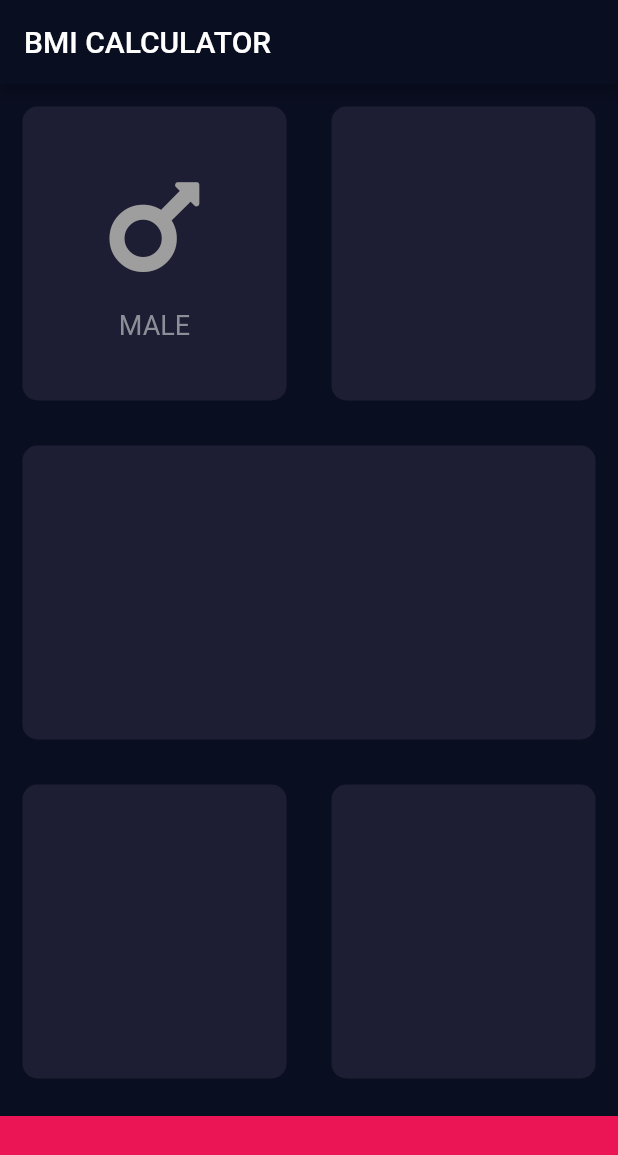
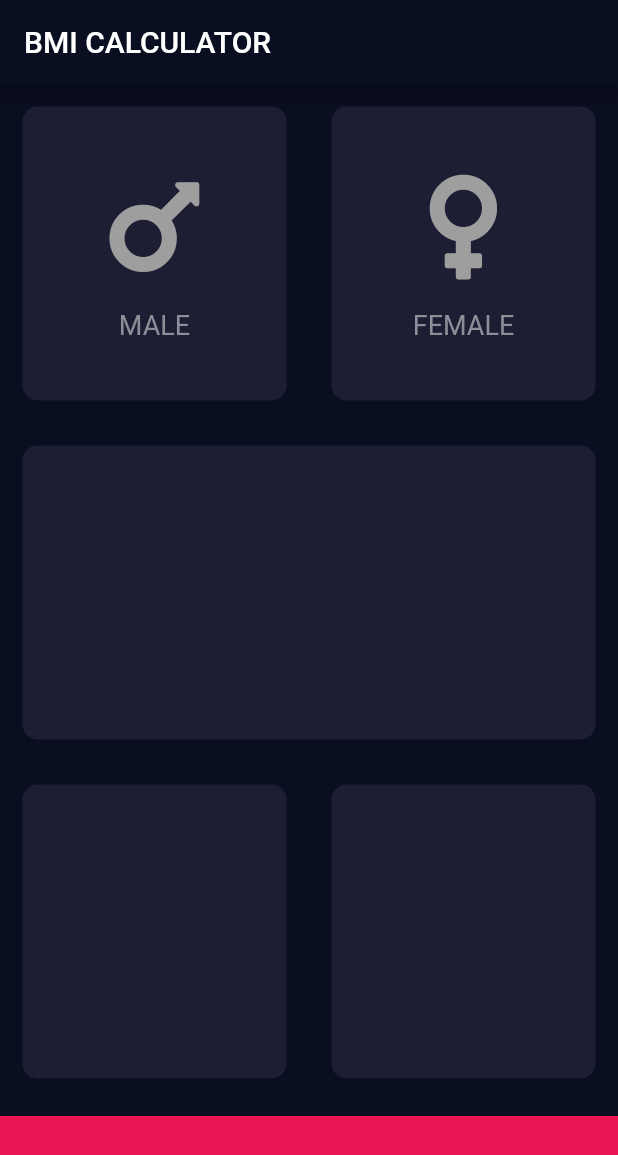
Before and after one commit to nonbeing/bmi-calculator-flutter, a Flutter app: the screen it shows after launch, on a phone screen of 412 x 824 dp. Shown: the top 1155 px of the screen. Run offline on Flutter 3.47's test engine with Material 2 defaults, Android fonts, the phone set to English and light mode, and no system bars; our stand-ins replace font_awesome_flutter.

```diff
--- a/lib/input_page.dart
+++ b/lib/input_page.dart
@@ -1,5 +1,7 @@
 import 'package:flutter/material.dart';
 import 'package:font_awesome_flutter/font_awesome_flutter.dart';
+import 'top_card.dart';
+import 'reusable_card.dart';
 
 const bottomContainerHeight = 80.0;
 const activeCardColor = Color(0xFF1d1e33);
@@ -24,29 +26,17 @@ class _InputPageState extends State<InputPage> {
               children: <Widget>[
                 ReusableCard(
                   cardColor: activeCardColor,
-                  cardChild: Column(
-                    mainAxisAlignment: MainAxisAlignment.center,
-                    children: <Widget>[
-                      Icon(
-                        FontAwesomeIcons.mars,
-                        size: 80.0,
-                        color: Colors.grey,
-                      ),
-                      SizedBox(
-                        height: 15.0,
-                      ),
-                      Text(
-                        'MALE',
-                        style: TextStyle(
-                          fontSize: 18.0,
-                          color: Color(0xFF8d8e98),
-                        ),
-                      ),
-                    ],
+                  cardChild: new TopCard(
+                    iconName: FontAwesomeIcons.mars,
+                    cardText: 'MALE',
                   ),
                 ),
                 ReusableCard(
                   cardColor: activeCardColor,
+                  cardChild: new TopCard(
+                    iconName: FontAwesomeIcons.venus,
+                    cardText: 'FEMALE',
+                  ),
                 ),
               ],
             ),
@@ -82,24 +72,3 @@ class _InputPageState extends State<InputPage> {
     );
   }
 }
-
-class ReusableCard extends StatelessWidget {
-  final Color cardColor;
-  final Widget cardChild;
-
-  ReusableCard({@required this.cardColor, this.cardChild});
-
-  @override
-  Widget build(BuildContext context) {
-    return Expanded(
-      child: Container(
-        child: cardChild,
-        decoration: BoxDecoration(
-          borderRadius: BorderRadius.circular(10.0),
-          color: cardColor,
-        ),
-        margin: EdgeInsets.all(15.0),
-      ),
-    );
-  }
-}
--- /dev/null
+++ b/lib/reusable_card.dart
@@ -0,0 +1,22 @@
+import 'package:flutter/material.dart';
+
+class ReusableCard extends StatelessWidget {
+  final Color cardColor;
+  final Widget cardChild;
+
+  ReusableCard({@required this.cardColor, this.cardChild});
+
+  @override
+  Widget build(BuildContext context) {
+    return Expanded(
+      child: Container(
+        child: cardChild,
+        margin: EdgeInsets.all(15.0),
+        decoration: BoxDecoration(
+          borderRadius: BorderRadius.circular(10.0),
+          color: cardColor,
+        ),
+      ),
+    );
+  }
+}
--- /dev/null
+++ b/lib/top_card.dart
@@ -0,0 +1,35 @@
+import 'package:flutter/material.dart';
+
+const textColor = Color(0xFF8d8e98);
+
+const labelTextStyle = TextStyle(
+  fontSize: 18.0,
+  color: textColor,
+);
+
+class TopCard extends StatelessWidget {
+  final IconData iconName;
+  final String cardText;
+  const TopCard({this.iconName, this.cardText});
+
+  @override
+  Widget build(BuildContext context) {
+    return Column(
+      mainAxisAlignment: MainAxisAlignment.center,
+      children: <Widget>[
+        Icon(
+          iconName,
+          size: 80.0,
+          color: Colors.grey,
+        ),
+        SizedBox(
+          height: 15.0,
+        ),
+        Text(
+          cardText,
+          style: labelTextStyle,
+        ),
+      ],
+    );
+  }
+}
```
